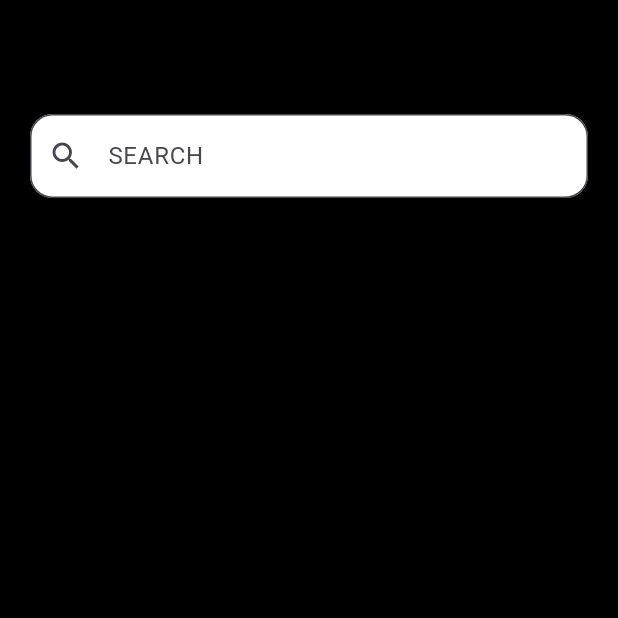
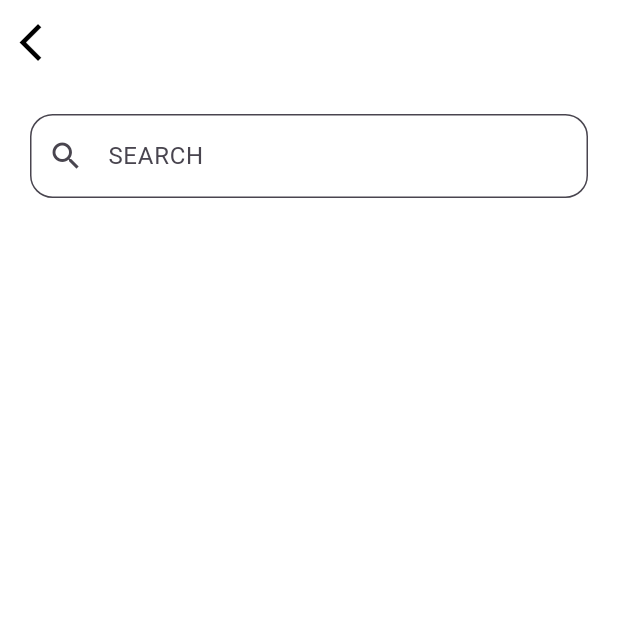
Before and after one commit to alyfadhel/group_monday_m1, a Flutter app: the screen it shows after launch, after a tap on the "search" icon, on a phone screen of 412 x 824 dp, the top half of it. Run offline on Flutter 3.47's test engine with Material 3 defaults, Android fonts, the phone set to English and light mode, and no system bars; our stand-ins replace bloc, cached_network_image, conditional_builder_null_safety, dio, flutter_bloc, hexcolor and 2 more; accounts and stored records are empty; network calls fail.

Commit message:
finish news app

```diff
--- a/lib/core/news_layout/news_layout.dart
+++ b/lib/core/news_layout/news_layout.dart
@@ -31,7 +31,6 @@
                 },
                 icon: const Icon(
                   Icons.search,
-                  color: Colors.black,
                   size: 30.0,
                 ),
               ),
--- a/lib/core/shared/themes/themes.dart
+++ b/lib/core/shared/themes/themes.dart
@@ -7,8 +7,12 @@
   return ThemeData(
     appBarTheme: const AppBarTheme(
       backgroundColor: Colors.white,
+      actionsIconTheme: IconThemeData(
+          color: Colors.black,
+      ),
       iconTheme: IconThemeData(
         color: Colors.black,
+        size: 30.0
       ),
       titleTextStyle: TextStyle(
         fontSize: 20.0,
@@ -56,11 +60,15 @@
       backgroundColor: Colors.black,
       iconTheme: IconThemeData(
         color: Colors.white,
+        size: 30.0
       ),
       titleTextStyle: TextStyle(
         fontSize: 20.0,
         color: Colors.white,
         fontWeight: FontWeight.bold,
+      ),
+      actionsIconTheme: IconThemeData(
+        color: Colors.white
       ),
       systemOverlayStyle: SystemUiOverlayStyle(
         statusBarColor: Colors.black,
--- a/lib/features/modules/search/presentation/screen/search_screen.dart
+++ b/lib/features/modules/search/presentation/screen/search_screen.dart
@@ -24,7 +24,6 @@
               },
               icon: const Icon(
                 Icons.arrow_back_ios,
-                color: Colors.black,
               ),
             ),
           ),
--- a/lib/main.dart
+++ b/lib/main.dart
@@ -37,7 +37,7 @@
             debugShowCheckedModeBanner: false,
              theme: getLightMode(),
             darkTheme: getDarkMode(),
-            themeMode: ThemeMode.dark,
+            themeMode: ThemeMode.light,
             home: const NewsLayout(),
           );
         },
```
